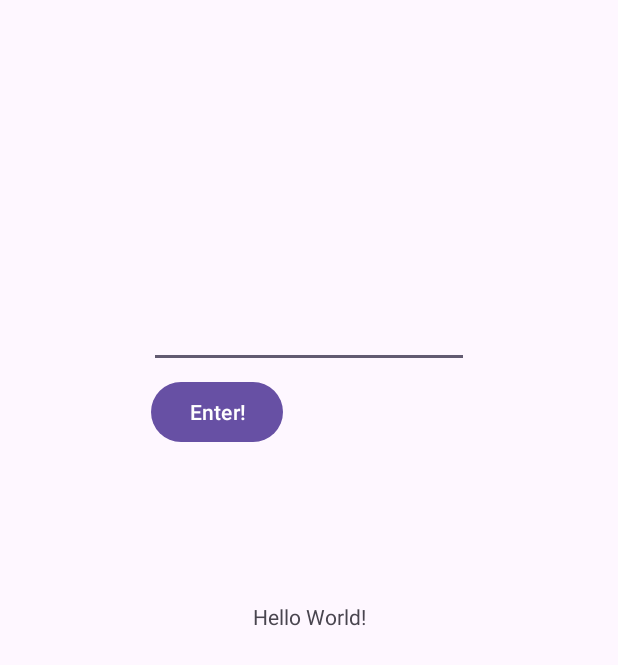
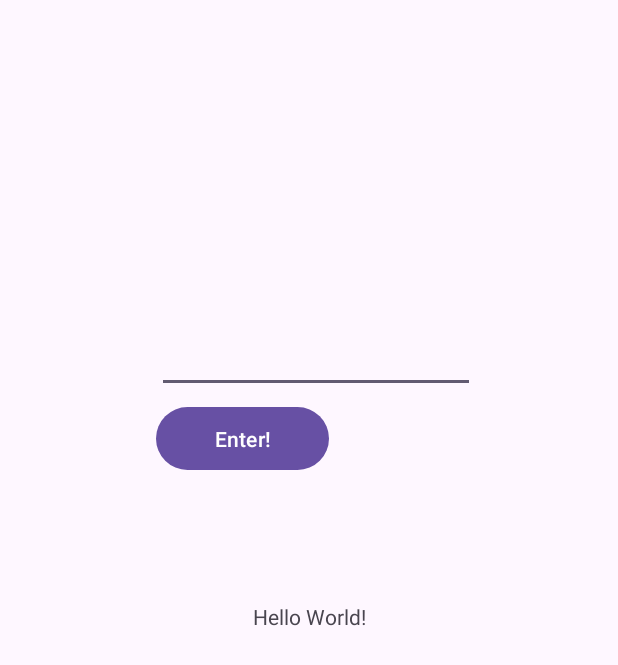
Before and after one commit to abryan9/mobileProgramming, an Android app: the screen it shows after launch (MainActivity), on a phone screen of 412 x 824 dp. Shown: the top 665 px of the screen. Run offline under Robolectric (Android 15) with nearby library versions, the phone set to English and light mode, and no system bars.

Commit message:
Making progress'

```diff
--- a/firstapp/app/src/main/AndroidManifest.xml
+++ b/firstapp/app/src/main/AndroidManifest.xml
@@ -21,6 +21,6 @@
                 <category android:name="android.intent.category.LAUNCHER" />
             </intent-filter>
         </activity>
+
     </application>
-
 </manifest>
--- a/firstapp/app/src/main/java/edu/cosc4730/firstapp/MainActivity.java
+++ b/firstapp/app/src/main/java/edu/cosc4730/firstapp/MainActivity.java
@@ -1,12 +1,16 @@
 package edu.cosc4730.firstapp;
 
 import android.os.Bundle;
+import android.widget.TextView;
+import android.widget.Button;
+import android.widget.EditText;
 
 import androidx.activity.EdgeToEdge;
 import androidx.appcompat.app.AppCompatActivity;
 import androidx.core.graphics.Insets;
 import androidx.core.view.ViewCompat;
 import androidx.core.view.WindowInsetsCompat;
+
 
 public class MainActivity extends AppCompatActivity {
 
@@ -20,5 +24,22 @@ public class MainActivity extends AppCompatActivity {
             v.setPadding(systemBars.left, systemBars.top, systemBars.right, systemBars.bottom);
             return insets;
         });
+
+        EditText name_input = (EditText)findViewById(R.id.name_input);
+        Button enter_button = (Button)findViewById(R.id.enter_button);
+        TextView display_box = (TextView)findViewById(R.id.display_box);
+
+//        enter_button.setOnClickListener(new View.OnClickListener() {
+//            public void onClick(View v) {
+//                String inner_text = String.valueOf(name_input.getText());
+//
+//                if (inner_text.equals("null")) {
+//                    display_box.setText("Hello World!");
+//                } else {
+//                    display_box.setText("Hello " + inner_text);
+//                }
+//
+//            }
+//        });
     }
 }
--- a/firstapp/app/src/main/res/layout/activity_main.xml
+++ b/firstapp/app/src/main/res/layout/activity_main.xml
@@ -2,7 +2,7 @@
 <androidx.constraintlayout.widget.ConstraintLayout xmlns:android="http://schemas.android.com/apk/res/android"
     xmlns:app="http://schemas.android.com/apk/res-auto"
     xmlns:tools="http://schemas.android.com/tools"
-    android:id="@+id/name_input"
+    android:id="@+id/layout"
     android:layout_width="match_parent"
     android:layout_height="match_parent"
     tools:context=".MainActivity">
@@ -20,24 +20,24 @@
 
     <EditText
         android:id="@+id/name_input"
-        android:layout_width="wrap_content"
-        android:layout_height="wrap_content"
-        android:layout_marginTop="200dp"
-        android:contentDescription="Name"
+        android:layout_width="212dp"
+        android:layout_height="50dp"
+        android:layout_marginTop="212dp"
         android:ems="10"
         android:inputType="text"
         app:layout_constraintEnd_toEndOf="parent"
+        app:layout_constraintHorizontal_bias="0.522"
         app:layout_constraintStart_toStartOf="parent"
         app:layout_constraintTop_toTopOf="parent" />
 
     <Button
         android:id="@+id/enter_button"
-        android:layout_width="wrap_content"
-        android:layout_height="wrap_content"
+        android:layout_width="115dp"
+        android:layout_height="50dp"
         android:layout_marginTop="5dp"
         android:text="Enter!"
         app:layout_constraintEnd_toEndOf="parent"
-        app:layout_constraintHorizontal_bias="0.31"
+        app:layout_constraintHorizontal_bias="0.35"
         app:layout_constraintStart_toStartOf="parent"
         app:layout_constraintTop_toBottomOf="@+id/name_input" />
 
```
